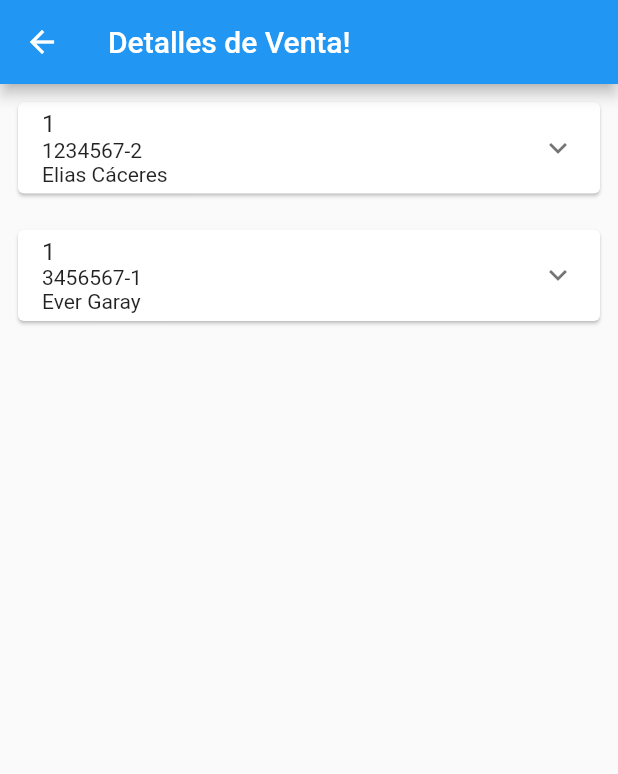
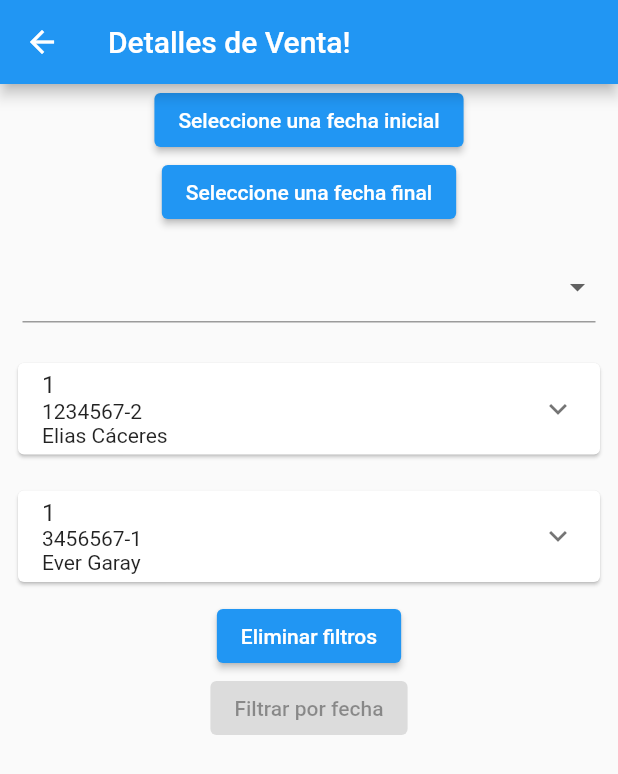
Before and after one commit to everfgmolinas/segundo_final_frontend, a Flutter app: the VentasDetalles screen opened by its route, on a phone screen of 412 x 824 dp. Shown: the top 774 px of the screen. Run offline on Flutter 3.47's test engine with Material 2 defaults, Android fonts, the phone set to English and light mode, and no system bars; our stand-ins replace flutter_riverpod.

Commit message:
Filtros de ventas detalladas

```diff
--- a/lib/pages/ventas_detalladas.dart
+++ b/lib/pages/ventas_detalladas.dart
@@ -2,34 +2,143 @@ import 'dart:math';
 
 import 'package:flutter/material.dart';
 import 'package:flutter/services.dart';
+import 'package:segundo_final_frontend/objects/cliente.dart';
 import 'package:segundo_final_frontend/objects/detalle_venta.dart';
 import 'package:segundo_final_frontend/objects/producto.dart';
 import 'package:segundo_final_frontend/objects/venta.dart';
+import 'package:segundo_final_frontend/services/clientes_service.dart';
 import 'package:segundo_final_frontend/services/productos_service.dart';
 import 'package:segundo_final_frontend/services/ventas_service.dart';
 
 import 'compra_page.dart';
 
 List<DetalleVenta> detalles = [];
+List<Venta>? ventas;
 
-class VentasDetalles extends StatelessWidget {
+class VentasDetalles extends StatefulWidget {
   const VentasDetalles({Key? key}) : super(key: key);
+  @override
+  _VentasDetalles createState() => _VentasDetalles();
 
+}
+
+class _VentasDetalles extends State<VentasDetalles> {
+
+  @override
+  void initState() {
+    super.initState();
+    ventas = VentasService.getVentas();
+  }
+
+  String getFecha1() {
+    if( init == null){
+      return 'Seleccione una fecha inicial';
+    }else {
+     return  '${init!.day}/${init!.month}/${init!.year}';
+    }
+  }
+
+  String getFecha2() {
+    if( end == null){
+      return 'Seleccione una fecha final';
+    }else {
+      return  '${end!.day}/${end!.month}/${end!.year}';
+    }
+  }
+
+  DateTime? init;
+  DateTime? end;
+  Producto? producto ;
   @override
   Widget build(BuildContext context) {
     return Scaffold(
         appBar: AppBar(
           title: const Text("Detalles de Venta!"),
-          /*actions: [
-            IconButton(
-                onPressed: () => Navigator.push(
-                    context,
-                    MaterialPageRoute(
-                        builder: (context) => CompraPage(detalles: detalles))),
-                icon: const Icon(Icons.shopping_cart))
-          ],*/
         ),
-        body: const ListaProductosDetalles());
+        body: Column(
+          children: [
+            ElevatedButton(
+                child: Text(getFecha1()),
+                onPressed: callDatePicker1,
+            ),
+            ElevatedButton(
+              child: Text(getFecha2()),
+              onPressed: callDatePicker2,
+            ),
+            Padding(
+              padding: const EdgeInsets.all(15.0),
+              child: DropdownButtonFormField<Producto>(
+                value: producto,
+                onChanged: (value) => setState(() {
+                  producto = value!;
+                  init = null;
+                  end = null;
+                  ventas = VentasService.filtrarProducto(producto!);
+                }),
+                validator: (value) {
+                  if (value == null) {
+                    return "Elegi un producto!!";
+                  }
+                },
+                items: ProductoService.productos
+                    .map((producto) => DropdownMenuItem<Producto>(
+                  child: Text(producto.nombre!),
+                  value: producto,
+                ))
+                    .toList(),
+              ),
+            ),
+            ListaProductosDetalles(),
+            ElevatedButton(
+                child: const Text("Eliminar filtros"),
+                onPressed: () {
+                  ventas = VentasService.getVentas();
+                  producto = null;
+                  init = null;
+                  end = null;
+                  setState(() {
+                  });
+                }),
+            ElevatedButton(
+                child: Text("Filtrar por fecha"),
+                onPressed: init != null && end != null
+                    ? () => {
+                  ventas = VentasService.filtrarFecha(init!, end!),
+                  producto = null,
+                  init = null,
+                  end = null,
+                  setState(() {
+                  }),
+                } : null
+            )
+          ],
+        )
+    );
+  }
+
+  void callDatePicker1() async{
+    var date = await getDatePickerWidget();
+    setState(() {
+      init = date;
+      producto = null;
+    });
+  }
+
+  void callDatePicker2() async{
+    var date = await getDatePickerWidget();
+    setState(() {
+      end = date;
+      producto = null;
+    });
+  }
+
+  Future <DateTime?> getDatePickerWidget() {
+    return showDatePicker(
+        context: context,
+        initialDate: DateTime.now(),
+        firstDate: DateTime(2017),
+        lastDate: DateTime(2032)
+    );
   }
 }
 
@@ -40,9 +149,9 @@ class ListaProductosDetalles extends StatelessWidget {
     return ListView.builder(
       scrollDirection: Axis.vertical,
       shrinkWrap: true,
-      itemCount: VentasService.ventas.length,
+      itemCount: ventas!.length,
       itemBuilder: (context, index) =>
-          GridItem(venta: VentasService.ventas[index]),
+          GridItem(venta: ventas![index]),
     );
   }
 }
--- a/lib/services/ventas_service.dart
+++ b/lib/services/ventas_service.dart
@@ -47,8 +47,9 @@ class VentasService {
         total: 10000)
   ];
 
-  static void getVentas() {
-    return ventas.sort((a, b) => a.id.compareTo(b.id));
+  static List<Venta> getVentas() {
+    ventas.sort((a, b) => a.id.compareTo(b.id));
+    return ventas;
   }
 
   static void agregarVenta(Venta venta) {
```
